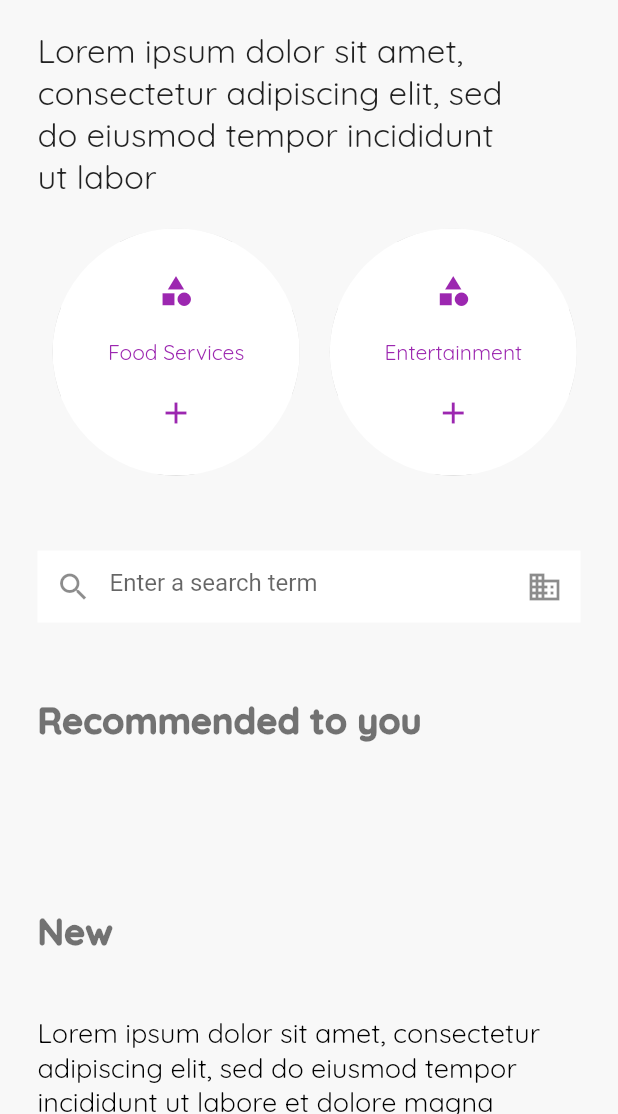
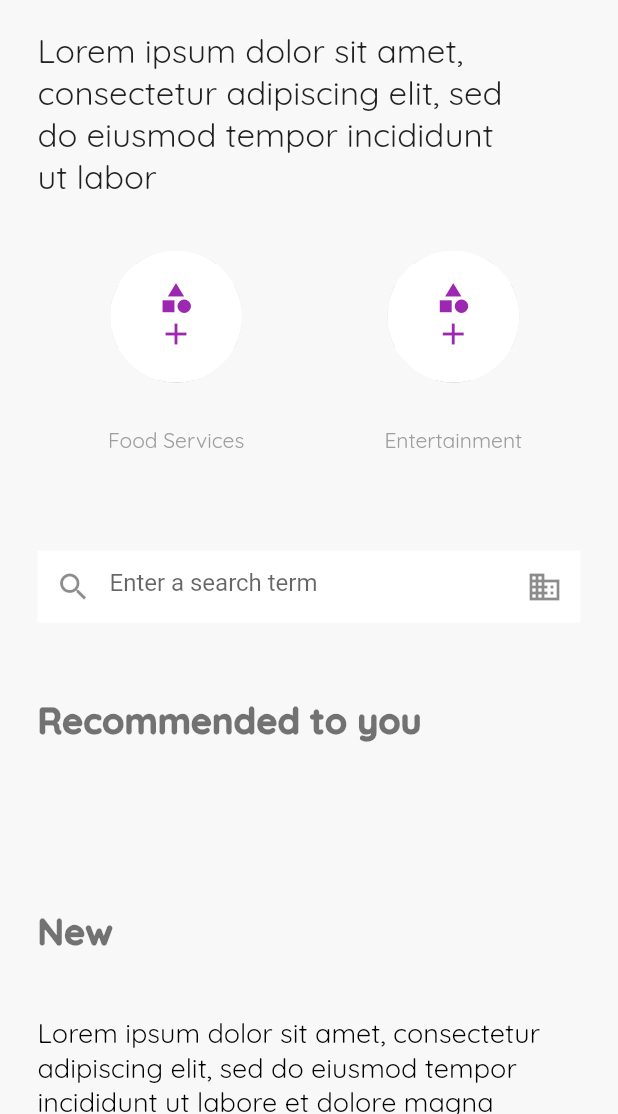
Before and after one commit to Ansontheprogrammer/timeless-website, a Flutter app: the screen it shows after launch, on a phone screen of 412 x 824 dp, the part 122-1236 px from its top. Run offline on Flutter 3.47's test engine with Material 2 defaults, Android fonts, the phone set to English and light mode, and no system bars; our stand-ins replace cloud_firestore, firebase_core, google_fonts; missing offline and left inert: cloud_firestore_web, enum_to_string, firebase_core_web, flutter_statusbarcolor; accounts and stored records are empty; Roboto replaces fonts that are missing (Jura).

Commit message:
Refactored category btns

```diff
--- /dev/null
+++ b/lib/ui/widgets/home/recommended/category_option_btns/adaptive_category_btn_contents.dart
@@ -0,0 +1,80 @@
+import 'package:flutter/cupertino.dart';
+import 'package:flutter/foundation.dart';
+import 'package:flutter/material.dart';
+import 'package:provider/provider.dart';
+import 'package:timeless_app/business_logic/models/category_btn.dart';
+import 'package:timeless_app/business_logic/view_models/category_view_model.dart';
+import 'package:timeless_app/ui/shared/custom_text.dart';
+
+class AdaptiveCategoryBtnContents extends StatelessWidget {
+  const AdaptiveCategoryBtnContents(
+      {Key? key, required this.active, required this.button})
+      : super(key: key);
+
+  final bool active;
+  final CategoryBtn button;
+
+  toggleButtonActiveState(CategoryViewModel model) {
+    if (active)
+      model.removeActiveCategoryBtn(button);
+    else
+      model.addActiveCategoryBtn(button);
+  }
+
+  @override
+  Widget build(BuildContext context) {
+    CategoryViewModel model =
+        Provider.of<CategoryViewModel>(context, listen: false);
+    Color iconColor = !active ? Theme.of(context).primaryColor : Colors.white;
+
+    RaisedButton categoryListTile = RaisedButton(
+        onPressed: () => toggleButtonActiveState(model),
+        splashColor: Theme.of(context).accentColor,
+        color: this.active ? Theme.of(context).primaryColor : Colors.white,
+        child: ListTile(
+          dense: true,
+          leading: Icon(Icons.category, color: iconColor),
+          trailing: Icon(
+            this.active ? Icons.remove : Icons.add,
+            color: iconColor,
+          ),
+          contentPadding: EdgeInsets.all(2.0),
+          title: CustomTextNormal(
+            fontSize: 14.0,
+            color: iconColor,
+            text: this.button.title,
+          ),
+        ));
+
+    Column categoryContentsColumn =
+        Column(mainAxisAlignment: MainAxisAlignment.spaceAround, children: [
+      ClipRRect(
+        borderRadius: kIsWeb
+            ? BorderRadius.zero
+            : BorderRadius.circular(MediaQuery.of(context).size.width / 2),
+        child: RaisedButton(
+          padding: EdgeInsets.all(20.0),
+          onPressed: () => toggleButtonActiveState(model),
+          splashColor: Theme.of(context).accentColor,
+          color: this.active ? Theme.of(context).primaryColor : Colors.white,
+          child: Column(
+            children: [
+              Icon(Icons.category, color: iconColor),
+              Icon(
+                this.active ? Icons.remove : Icons.add,
+                color: iconColor,
+              ),
+            ],
+          ),
+        ),
+      ),
+      CustomTextNormal(
+        fontSize: 14.0,
+        color: !active ? Colors.grey : Theme.of(context).primaryColor,
+        text: this.button.title,
+      ),
+    ]);
+
+    return Container(child: kIsWeb ? categoryListTile : categoryContentsColumn);
+  }
+}
--- a/lib/ui/widgets/home/recommended/category_option_btns/category_btn.dart
+++ b/lib/ui/widgets/home/recommended/category_option_btns/category_btn.dart
@@ -1,108 +1,31 @@
 import 'package:flutter/foundation.dart';
 import 'package:flutter/material.dart';
-import 'package:timeless_app/ui/shared/custom_text.dart';
+import 'package:provider/provider.dart';
+import 'package:timeless_app/business_logic/models/category_btn.dart';
+import 'package:timeless_app/business_logic/view_models/category_view_model.dart';
+import 'package:timeless_app/ui/widgets/home/recommended/category_option_btns/adaptive_category_btn_contents.dart';
 
-// TODO: Decouple the ClipRect and Container into category btn,
-// Create a widget to show cliprect or container on mobile
-// Move the category btn state to a view model
-class CategoryBtn extends StatefulWidget {
-  final String title;
-  CategoryBtn({required this.title});
-
-  @override
-  _CategoryBtnState createState() => _CategoryBtnState();
-}
-
-class _CategoryBtnState extends State<CategoryBtn> {
-  bool _active = false;
-
-  void toggleButtonActiveState() {
-    setState(() {
-      _active = !_active;
-    });
-  }
+class CategoryBtnUI extends StatelessWidget {
+  final CategoryBtn button;
+  CategoryBtnUI({required this.button});
 
   @override
   Widget build(BuildContext context) {
-    Color textAndIconColor =
-        !_active ? Theme.of(context).primaryColor : Colors.white;
-    return CircularBtnOnMobile(
-        active: _active,
-        toggleButtonActiveState: toggleButtonActiveState,
-        textAndIconColor: textAndIconColor,
-        widget: widget);
-  }
-}
-
-class CircularBtnOnMobile extends StatelessWidget {
-  const CircularBtnOnMobile({
-    Key? key,
-    required this.active,
-    required this.toggleButtonActiveState,
-    required this.textAndIconColor,
-    required this.widget,
-  }) : super(key: key);
-
-  final void Function() toggleButtonActiveState;
-  final bool active;
-  final Color textAndIconColor;
-  final CategoryBtn widget;
-
-  @override
-  Widget build(BuildContext context) {
+    CategoryViewModel model = Provider.of<CategoryViewModel>(context);
+    bool _active = model.activeCategoryBtns.contains(button);
     double screenWidth = MediaQuery.of(context).size.width;
     bool onDesktop = screenWidth > 600;
 
-    ListTile categoryListTile = ListTile(
-      dense: true,
-      leading: Icon(Icons.category, color: this.textAndIconColor),
-      trailing: Icon(
-        this.active ? Icons.remove : Icons.add,
-        color: this.textAndIconColor,
-      ),
-      contentPadding: EdgeInsets.all(2.0),
-      title: CustomTextNormal(
-        fontSize: 14.0,
-        color: this.textAndIconColor,
-        text: this.widget.title,
+    return Container(
+      width: onDesktop
+          ? MediaQuery.of(context).size.width / 5
+          : kIsWeb
+              ? MediaQuery.of(context).size.width * 0.5
+              : MediaQuery.of(context).size.width * 0.4,
+      child: AdaptiveCategoryBtnContents(
+        button: this.button,
+        active: _active,
       ),
     );
-
-    Column categoryContentsColumn =
-        Column(mainAxisAlignment: MainAxisAlignment.spaceAround, children: [
-      Icon(Icons.category, color: this.textAndIconColor),
-      CustomTextNormal(
-        fontSize: 14.0,
-        color: this.textAndIconColor,
-        text: this.widget.title,
-      ),
-      Icon(
-        this.active ? Icons.remove : Icons.add,
-        color: this.textAndIconColor,
-      ),
-    ]);
-
-    return ClipRRect(
-        borderRadius: kIsWeb
-            ? BorderRadius.zero
-            : BorderRadius.circular(MediaQuery.of(context).size.width / 2),
-        child: Container(
-          width: onDesktop
-              ? MediaQuery.of(context).size.width / 5
-              : kIsWeb
-                  ? MediaQuery.of(context).size.width * 0.5
-                  : MediaQuery.of(context).size.width * 0.4,
-          height: MediaQuery.of(context).size.height * 0.2,
-          child: RaisedButton(
-              onPressed: this.toggleButtonActiveState,
-              splashColor: Theme.of(context).accentColor,
-              color:
-                  this.active ? Theme.of(context).primaryColor : Colors.white,
-              child: Container(
-                  padding: EdgeInsets.all(20),
-                  child: kIsWeb ? categoryListTile : categoryContentsColumn)
-              // ));
-              ),
-        ));
   }
 }
--- a/lib/ui/widgets/home/recommended/category_option_btns/category_list.dart
+++ b/lib/ui/widgets/home/recommended/category_option_btns/category_list.dart
@@ -1,18 +1,12 @@
 import 'package:flutter/foundation.dart';
 import 'package:flutter/material.dart';
+import 'package:provider/provider.dart';
+import 'package:timeless_app/business_logic/view_models/category_view_model.dart';
 import 'package:timeless_app/ui/shared/custom_text.dart';
+import 'package:timeless_app/ui/shared/data/categoryBtns.dart';
 import 'package:timeless_app/ui/widgets/home/recommended/category_option_btns/category_btn.dart';
 
 import '../../landing_page_content.dart';
-
-List<String> categoryOptionBtns = [
-  'Food Services',
-  'Entertainment',
-  'Finance',
-  'Healthcare',
-  'Insurance',
-  'Recreation'
-];
 
 // TODO: Combine these two widgets and make them adaptive
 class CategoryListButtons extends StatefulWidget {
@@ -22,13 +16,15 @@ class CategoryListButtons extends StatefulWidget {
   _CategoryListButtonsState createState() => _CategoryListButtonsState();
 }
 
-int limit = 2;
-
 class _CategoryListButtonsState extends State<CategoryListButtons> {
   @override
   Widget build(BuildContext context) {
     double screenWidth = MediaQuery.of(context).size.width;
     bool onDesktop = screenWidth > 600;
+
+    CategoryViewModel model = Provider.of<CategoryViewModel>(context);
+    int limit = model.limit;
+
     if (limit == 2 && onDesktop) limit = 3;
     Wrap adaptiveListWrap = Wrap(
         direction: onDesktop || !kIsWeb ? Axis.horizontal : Axis.vertical,
@@ -37,27 +33,17 @@ class _CategoryListButtonsState extends State<CategoryListButtons> {
         children: [
           ...categoryOptionBtns
               .sublist(0, limit)
-              .map((option) => CategoryBtn(
-                    title: option,
+              .map((option) => CategoryBtnUI(
+                    button: option,
                   ))
               .toList(),
           Center(
             child: ElevatedButton(
                 style: ElevatedButton.styleFrom(
-                    shape: RoundedRectangleBorder(
-                        borderRadius: BorderRadius.circular(18.0),
-                        side: BorderSide(color: Colors.white)),
                     primary: limit != categoryOptionBtns.length
                         ? Theme.of(context).primaryColor
                         : Colors.grey),
-                onPressed: () {
-                  setState(() {
-                    limit += 2;
-                    if (limit >= categoryOptionBtns.length) {
-                      limit = categoryOptionBtns.length;
-                    }
-                  });
-                },
+                onPressed: model.increaseLimit,
                 child: CustomTextBtn(
                     text: limit != categoryOptionBtns.length
                         ? 'Show More Categories'
@@ -72,8 +58,8 @@ class _CategoryListButtonsState extends State<CategoryListButtons> {
               .sublist(0, limit)
               .map((option) => Container(
                     margin: EdgeInsets.only(left: 10, right: 10),
-                    child: CategoryBtn(
-                      title: option,
+                    child: CategoryBtnUI(
+                      button: option,
                     ),
                   ))
               .toList(),
@@ -86,14 +72,7 @@ class _CategoryListButtonsState extends State<CategoryListButtons> {
                     primary: limit != categoryOptionBtns.length
                         ? Theme.of(context).primaryColor
                         : Colors.grey),
-                onPressed: () {
-                  setState(() {
-                    limit += 2;
-                    if (limit >= categoryOptionBtns.length) {
-                      limit = categoryOptionBtns.length;
-                    }
-                  });
-                },
+                onPressed: model.increaseLimit,
                 child: CustomTextBtn(
                     text: limit != categoryOptionBtns.length
                         ? 'Show More Categories'
```
